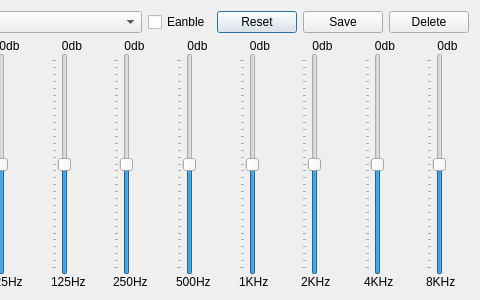
This is src/xamp/widget/equalizerdialog.ui in billlin0904/xamp2 as Qt 5 draws it before an edit; both pictures show x 240 to 720 and y 0 to 300 of the 720 by 300 pixel window. The edited form follows.
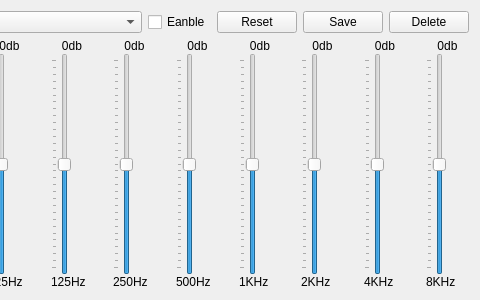
This is the edited form. Custom widgets are drawn as their Qt base class.

```diff
--- a/src/xamp/widget/equalizerdialog.ui
+++ b/src/xamp/widget/equalizerdialog.ui
@@ -1,7 +1,7 @@
 <?xml version="1.0" encoding="UTF-8"?>
 <ui version="4.0">
  <class>EqualizerDialog</class>
- <widget class="QDialog" name="EqualizerDialog">
+ <widget class="QFrame" name="EqualizerDialog">
   <property name="geometry">
    <rect>
     <x>0</x>
```
